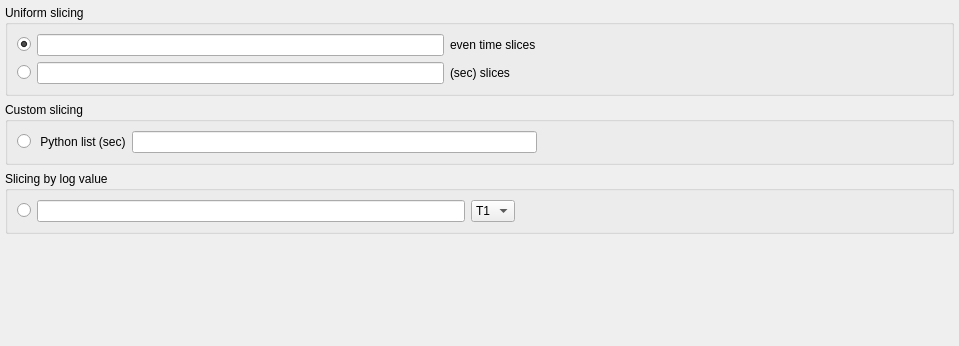
First picture: the form in MantidQt/CustomInterfaces/inc/MantidQtCustomInterfaces/Reflectometry/ReflEventWidget.ui, repository mantidproject/mantid, before the edit.
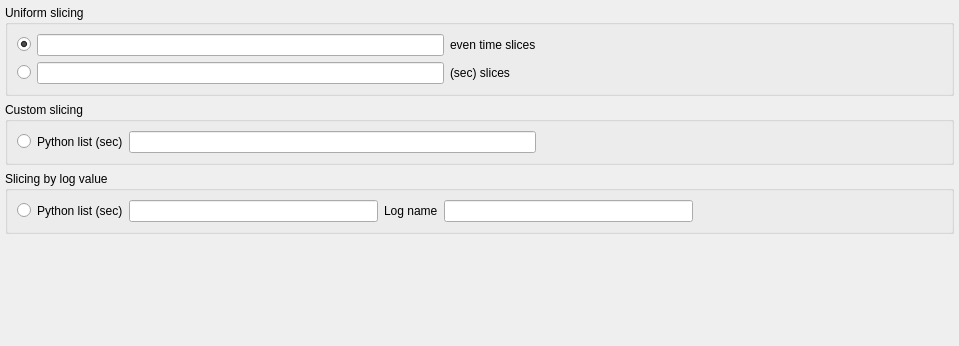
Second picture: the form after the edit.

Commit message: Re #19012 Changed log value comboBox to textEdit

What changed in the file:
```diff
--- a/MantidQt/CustomInterfaces/inc/MantidQtCustomInterfaces/Reflectometry/ReflEventWidget.ui
+++ b/MantidQt/CustomInterfaces/inc/MantidQtCustomInterfaces/Reflectometry/ReflEventWidget.ui
@@ -123,7 +123,7 @@
             <item>
               <widget class="QLabel" name="customLabel">
                 <property name="text">
-                  <string> Python list (sec)</string>
+                  <string>Python list (sec)</string>
                 </property>
               </widget>
             </item>
@@ -166,6 +166,13 @@
                 </attribute>
               </widget>
             </item>
+            <item>
+              <widget class="QLabel" name="logValueLabel">
+                <property name="text">
+                  <string>Python list (sec)</string>
+                </property>
+              </widget>
+            </item>
             <item>
               <widget class="QLineEdit" name="logValueEdit">
                 <property name="sizeHint" stdset="0">
@@ -177,16 +184,24 @@
               </widget>
             </item>
             <item>
-              <widget class="QComboBox" name="logValueComboBox">
-                <item>
-                  <property name="text">
-                    <string>T1</string>
-                  </property>
-                </item>
+              <widget class="QLabel" name="logValueTypeLabel">
+                <property name="text">
+                  <string>Log name</string>
+                </property>
               </widget>
             </item>
             <item>
-              <spacer name="logValueSpacer">
+              <widget class="QLineEdit" name="logValueTypeEdit">
+                <property name="sizeHint" stdset="0">
+                  <size>
+                    <width>10</width>
+                    <height>10</height>
+                  </size>
+                </property>
+              </widget>
+            </item>
+            <item>
+              <spacer name="logValueSpacer1">
                 <property name="orientation">
                   <enum>Qt::Horizontal</enum>
                 </property>
```
The commit also changes 1 other file.
